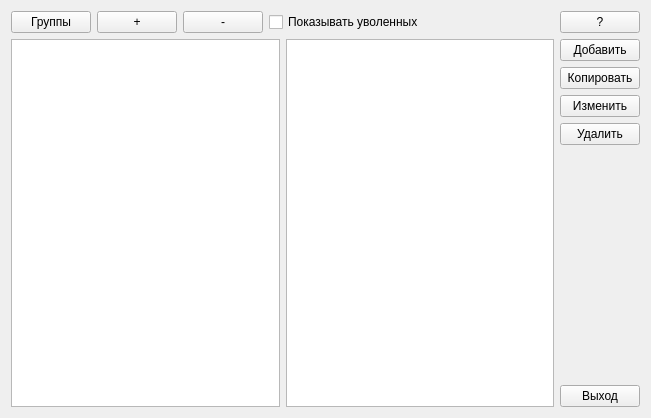
alexdev276/MiniKadri, file workers.ui: the form before one commit.
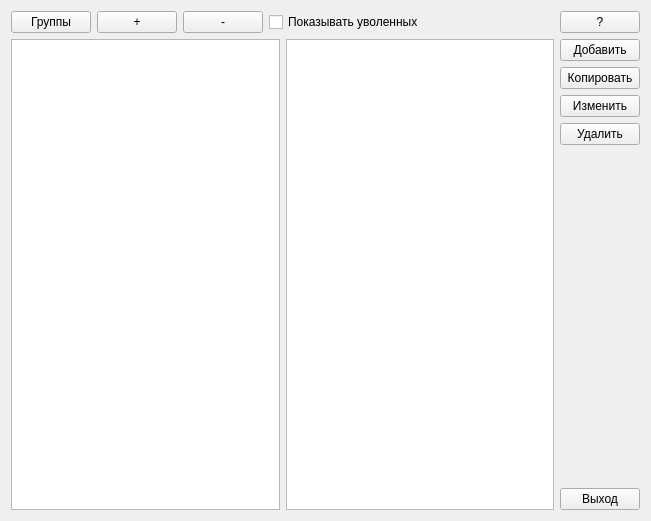
The form after the commit.

Diff of the .ui file:
```diff
--- a/workers.ui
+++ b/workers.ui
@@ -7,7 +7,7 @@
     <x>0</x>
     <y>0</y>
     <width>651</width>
-    <height>418</height>
+    <height>521</height>
    </rect>
   </property>
   <property name="windowTitle">
@@ -102,7 +102,7 @@
    <item>
     <layout class="QHBoxLayout" name="horizontalLayout_3">
      <item>
-      <widget class="QListView" name="listView"/>
+      <widget class="QTreeView" name="treeView"/>
      </item>
      <item>
       <widget class="QTableView" name="tableView"/>
```
